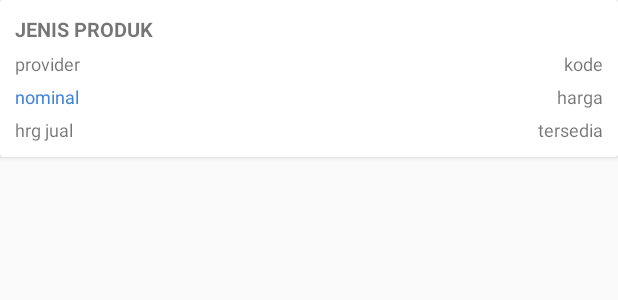
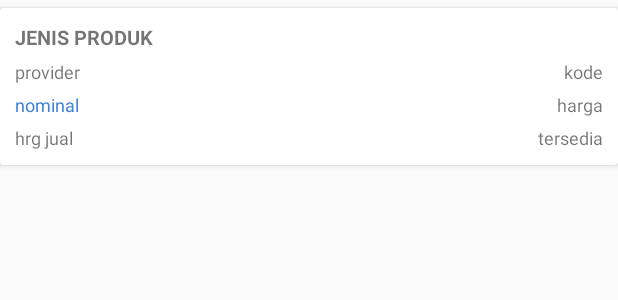
Before and after one commit to faozi07/hpulsa, an Android app: the layout list_harga_produk.xml on its own in the app's theme, with its tools: preview values and no code run, on a phone screen of 412 x 824 dp. Shown: the top 300 px of the screen. Run offline under Robolectric (Android 15) with nearby library versions, the phone set to English and light mode, and no system bars.

Commit message:
fix fitur harga

```diff
--- a/app/src/main/res/layout/list_harga_produk.xml
+++ b/app/src/main/res/layout/list_harga_produk.xml
@@ -3,6 +3,8 @@
     android:id="@+id/cardView"
     android:layout_width="match_parent"
     android:layout_height="wrap_content"
+    android:layout_marginTop="5dp"
+    android:layout_marginBottom="5dp"
     android:orientation="vertical">
 
     <LinearLayout
```
